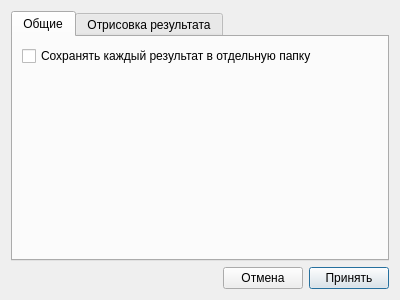
Old version of the form src/settings/settings_window.ui in the repository pvantonov/qnavierstokes.
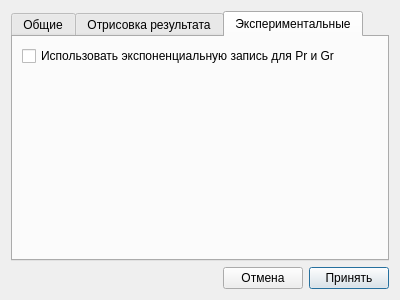
New version of the form. The open tabs and pages were chosen to show the change.

Diff of the .ui file:
```diff
--- a/src/settings/settings_window.ui
+++ b/src/settings/settings_window.ui
@@ -145,6 +145,33 @@
        </item>
       </layout>
      </widget>
+     <widget class="QWidget" name="experimentalSettingsTab">
+      <attribute name="title">
+       <string>Экспериментальные</string>
+      </attribute>
+      <layout class="QVBoxLayout" name="verticalLayout_4">
+       <item>
+        <widget class="QCheckBox" name="useScientificNotation">
+         <property name="text">
+          <string>Использовать экспоненциальную запись для Pr и Gr</string>
+         </property>
+        </widget>
+       </item>
+       <item>
+        <spacer name="verticalSpacer_2">
+         <property name="orientation">
+          <enum>Qt::Vertical</enum>
+         </property>
+         <property name="sizeHint" stdset="0">
+          <size>
+           <width>20</width>
+           <height>40</height>
+          </size>
+         </property>
+        </spacer>
+       </item>
+      </layout>
+     </widget>
     </widget>
    </item>
    <item>
```
Left out of the diff: 7 changed lines with no effect on the pictures.
